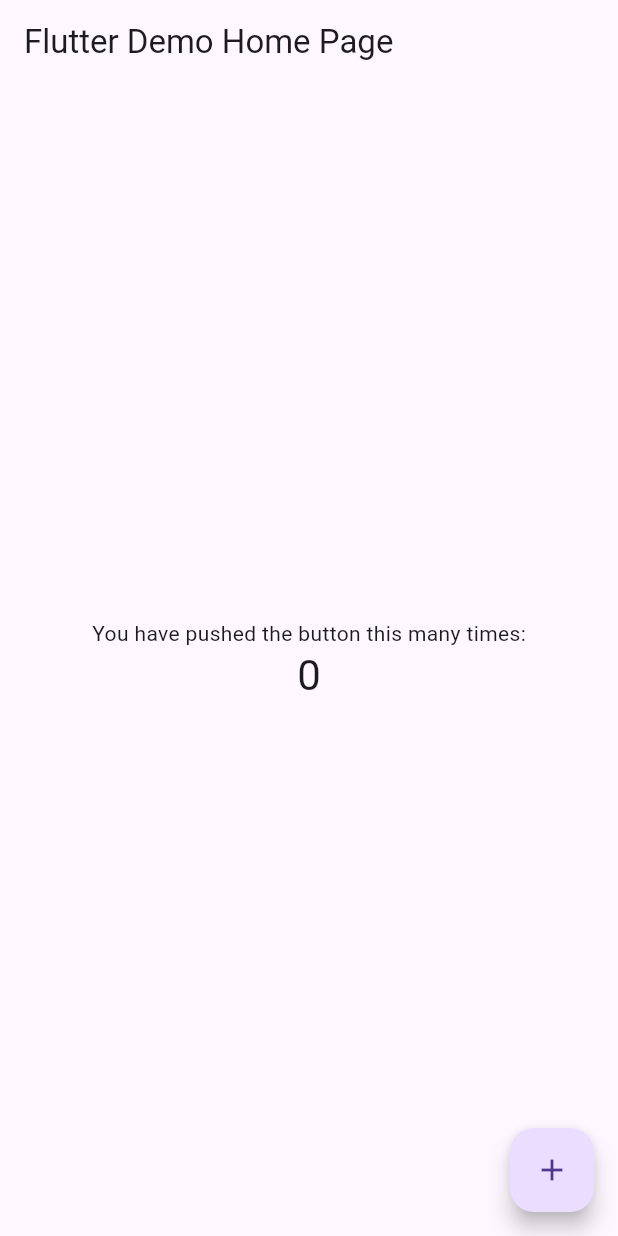
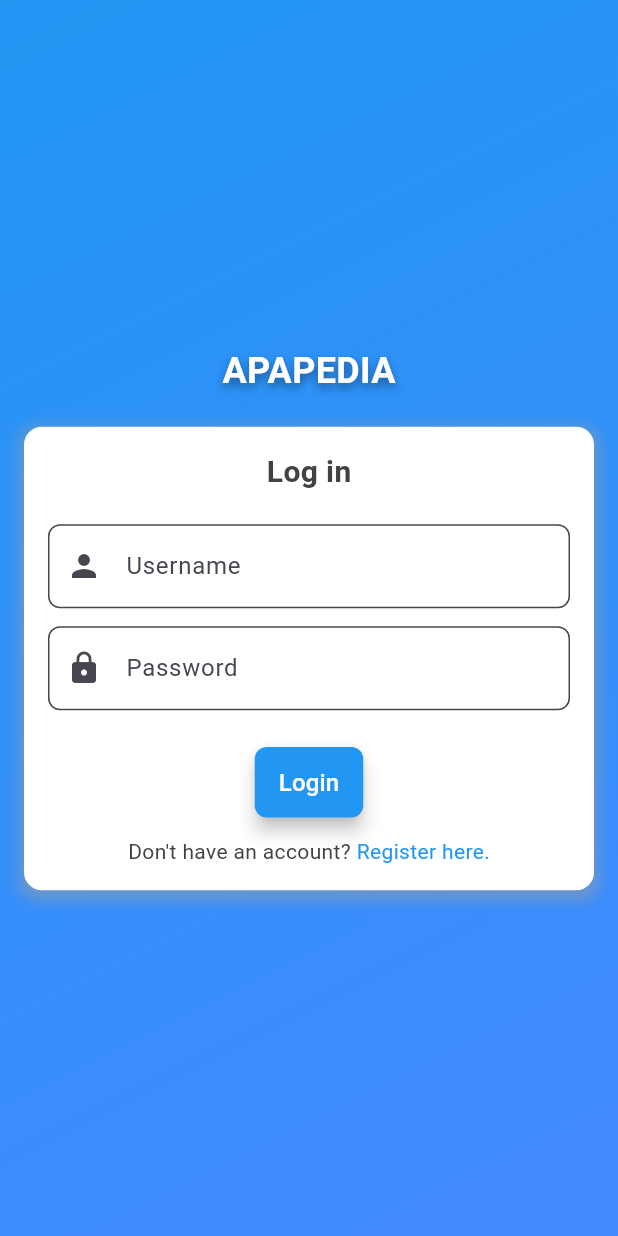
Before and after one commit to carolineest/apapedia, a Flutter app: the screen it shows after launch, on a phone screen of 412 x 824 dp. Run offline on Flutter 3.47's test engine with Material 3 defaults, Android fonts, the light colour scheme and no system bars; Roboto replaces fonts that are missing (Poppins).

Commit message:
adding flutter fe

```diff
--- a/apapedia/lib/main.dart
+++ b/apapedia/lib/main.dart
@@ -1,4 +1,6 @@
 import 'package:flutter/material.dart';
+import 'page/login_page.dart';
+import 'page/catalogue_page.dart';
 
 void main() {
   runApp(const MyApp());
@@ -11,7 +13,7 @@
   @override
   Widget build(BuildContext context) {
     return MaterialApp(
-      title: 'Flutter Demo',
+      title: 'APAPEDIA',
       theme: ThemeData(
         // This is the theme of your application.
         //
@@ -24,7 +26,8 @@
         // is not restarted.
         primarySwatch: Colors.blue,
       ),
-      home: const MyHomePage(title: 'Flutter Demo Home Page'),
+      // home: CataloguePage(),
+      home: LoginPage(),
     );
   }
 }
@@ -48,18 +51,18 @@
 }
 
 class _MyHomePageState extends State<MyHomePage> {
-  int _counter = 0;
+  // int _counter = 0;
 
-  void _incrementCounter() {
-    setState(() {
-      // This call to setState tells the Flutter framework that something has
-      // changed in this State, which causes it to rerun the build method below
-      // so that the display can reflect the updated values. If we changed
-      // _counter without calling setState(), then the build method would not be
-      // called again, and so nothing would appear to happen.
-      _counter++;
-    });
-  }
+  // void _incrementCounter() {
+  //   setState(() {
+  //     // This call to setState tells the Flutter framework that something has
+  //     // changed in this State, which causes it to rerun the build method below
+  //     // so that the display can reflect the updated values. If we changed
+  //     // _counter without calling setState(), then the build method would not be
+  //     // called again, and so nothing would appear to happen.
+  //     _counter++;
+  //   });
+  // }
 
   @override
   Widget build(BuildContext context) {
@@ -76,40 +79,41 @@
         title: Text(widget.title),
       ),
       body: Center(
+        child: LoginPage(),
         // Center is a layout widget. It takes a single child and positions it
         // in the middle of the parent.
-        child: Column(
-          // Column is also a layout widget. It takes a list of children and
-          // arranges them vertically. By default, it sizes itself to fit its
-          // children horizontally, and tries to be as tall as its parent.
-          //
-          // Invoke "debug painting" (press "p" in the console, choose the
-          // "Toggle Debug Paint" action from the Flutter Inspector in Android
-          // Studio, or the "Toggle Debug Paint" command in Visual Studio Code)
-          // to see the wireframe for each widget.
-          //
-          // Column has various properties to control how it sizes itself and
-          // how it positions its children. Here we use mainAxisAlignment to
-          // center the children vertically; the main axis here is the vertical
-          // axis because Columns are vertical (the cross axis would be
-          // horizontal).
-          mainAxisAlignment: MainAxisAlignment.center,
-          children: <Widget>[
-            const Text(
-              'You have pushed the button this many times:',
-            ),
-            Text(
-              '$_counter',
-              style: Theme.of(context).textTheme.headline4,
-            ),
-          ],
-        ),
+        // child: Column(
+        //   // Column is also a layout widget. It takes a list of children and
+        //   // arranges them vertically. By default, it sizes itself to fit its
+        //   // children horizontally, and tries to be as tall as its parent.
+        //   //
+        //   // Invoke "debug painting" (press "p" in the console, choose the
+        //   // "Toggle Debug Paint" action from the Flutter Inspector in Android
+        //   // Studio, or the "Toggle Debug Paint" command in Visual Studio Code)
+        //   // to see the wireframe for each widget.
+        //   //
+        //   // Column has various properties to control how it sizes itself and
+        //   // how it positions its children. Here we use mainAxisAlignment to
+        //   // center the children vertically; the main axis here is the vertical
+        //   // axis because Columns are vertical (the cross axis would be
+        //   // horizontal).
+        //   mainAxisAlignment: MainAxisAlignment.center,
+        //   children: <Widget>[
+        //     const Text(
+        //       'You have pushed the button this many times:',
+        //     ),
+        //     Text(
+        //       '$_counter',
+        //       style: Theme.of(context).textTheme.headline4,
+        //     ),
+        //   ],
+        // ),
       ),
-      floatingActionButton: FloatingActionButton(
-        onPressed: _incrementCounter,
-        tooltip: 'Increment',
-        child: const Icon(Icons.add),
-      ), // This trailing comma makes auto-formatting nicer for build methods.
+      // floatingActionButton: FloatingActionButton(
+      //   onPressed: _incrementCounter,
+      //   tooltip: 'Increment',
+      //   child: const Icon(Icons.add),
+      // ), // This trailing comma makes auto-formatting nicer for build methods.
     );
   }
 }
--- /dev/null
+++ b/apapedia/lib/page/login_page.dart
@@ -0,0 +1,190 @@
+import 'package:flutter/material.dart';
+import 'register_page.dart';
+
+class LoginPage extends StatefulWidget {
+  @override
+  _LoginPageState createState() => _LoginPageState();
+}
+
+class _LoginPageState extends State<LoginPage> {
+  final GlobalKey<FormState> _formKey = GlobalKey<FormState>();
+  final TextEditingController _usernameController = TextEditingController();
+  final TextEditingController _passwordController = TextEditingController();
+
+  void _handleLogin() {
+    // Validasi input dan lakukan autentikasi jika valid
+    // if (_formKey.currentState?.validate() ?? false) {
+      // Implementasi autentikasi atau navigasi ke halaman berikutnya
+      print("Login berhasil");
+    // }
+  }
+
+  void _navigateToRegistration() {
+    Navigator.push(
+      context,
+      MaterialPageRoute(builder: (context) => RegistrationPage()),
+    );
+
+    // Tambahkan aksi untuk menavigasi ke halaman registrasi
+    print("Navigasi ke halaman registrasi");
+  }
+
+  @override
+  Widget build(BuildContext context) {
+    return Scaffold(
+      body: SafeArea(
+        child: Container(
+          decoration: BoxDecoration(
+            gradient: LinearGradient(
+              colors: [
+                Colors.blue,
+                Colors.blueAccent,
+              ],
+              begin: Alignment.topLeft,
+              end: Alignment.bottomRight,
+            ),
+          ),
+          padding: EdgeInsets.all(16.0),
+          child: Column(
+            mainAxisAlignment: MainAxisAlignment.center,
+            children: <Widget>[
+              Text(
+                'APAPEDIA',
+                style: TextStyle(
+                  fontSize: 24.0,
+                  fontWeight: FontWeight.bold,
+                  color: Colors.white,
+                  shadows: [
+                    BoxShadow(
+                      color: Colors.black.withOpacity(0.4),
+                      spreadRadius: 3,
+                      blurRadius: 7,
+                      offset: Offset(0, 3),
+                    ),
+                  ],
+                ),
+              ),
+              SizedBox(height: 20.0),
+              Container(
+                decoration: BoxDecoration(
+                  color: Colors.white,
+                  borderRadius: BorderRadius.circular(12.0),
+                  boxShadow: [
+                    BoxShadow(
+                      color: Colors.grey.withOpacity(0.5),
+                      spreadRadius: 3,
+                      blurRadius: 7,
+                      offset: Offset(0, 3),
+                    ),
+                  ],
+                ),
+                child: Padding(
+                  padding: EdgeInsets.all(16.0),
+                  child: Form(
+                    key: _formKey,
+                    child: Column(
+                      children: <Widget>[
+                        Text(
+                          'Log in',
+                          style: TextStyle(
+                            fontSize: 20.0,
+                            fontFamily: 'Poppins',
+                            fontWeight: FontWeight.bold,
+                            color: Colors.grey[800],
+                          ),
+                        ),
+                        SizedBox(height: 20.0),
+                        TextFormField(
+                          controller: _usernameController,
+                          decoration: InputDecoration(
+                            labelText: 'Username',
+                            prefixIcon: Icon(Icons.person),
+                            filled: true,
+                            fillColor: Colors.white,
+                            hoverColor: Colors.white,
+                            focusedBorder: OutlineInputBorder(
+                              borderSide: BorderSide(color: Colors.blue, width: 2.0),
+                              borderRadius: BorderRadius.circular(8.0),
+                            ),
+                            border: OutlineInputBorder(
+                              borderRadius: BorderRadius.circular(8.0),
+                            ),
+                          ),
+                          validator: (value) {
+                            if (value == null || value.isEmpty) {
+                              return 'Username must be filled.';
+                            }
+                            return null;
+                          },
+                        ),
+                        SizedBox(height: 12.0),
+                        TextFormField(
+                          controller: _passwordController,
+                          decoration: InputDecoration(
+                            labelText: 'Password',
+                            prefixIcon: Icon(Icons.lock),
+                            filled: true,
+                            fillColor: Colors.white,
+                            hoverColor: Colors.white,
+                            focusedBorder: OutlineInputBorder(
+                              borderSide: BorderSide(color: Colors.blue, width: 2.0),
+                              borderRadius: BorderRadius.circular(8.0),
+                            ),
+                            border: OutlineInputBorder(
+                              borderRadius: BorderRadius.circular(8.0),
+                            ),
+                          ),
+                          obscureText: true,
+                          validator: (value) {
+                            if (value == null || value.isEmpty) {
+                              return 'Password must be filled';
+                            }
+                            return null;
+                          },
+                        ),
+                        SizedBox(height: 24.0),
+                        ElevatedButton(
+                          onPressed: _handleLogin,
+                          style: ElevatedButton.styleFrom(
+                            primary: Colors.blue,
+                            onPrimary: Colors.white,
+                            elevation: 5.0,
+                            padding: EdgeInsets.symmetric(horizontal: 16.0, vertical: 12.0),
+                            shape: RoundedRectangleBorder(
+                              borderRadius: BorderRadius.circular(8.0),
+                            ),
+                          ),
+                          child: Text(
+                            'Login',
+                            style: TextStyle(fontSize: 16.0),
+                          ),
+                        ),
+                        SizedBox(height: 12.0),
+                        Row(
+                          mainAxisAlignment: MainAxisAlignment.center,
+                          children: <Widget>[
+                            Text(
+                              "Don't have an account? ",
+                              style: TextStyle(color: Colors.grey[800]),
+                            ),
+                            GestureDetector(
+                              onTap: _navigateToRegistration,
+                              child: Text(
+                                'Register here.',
+                                style: TextStyle(color: Colors.blue),
+                              ),
+                            ),
+                          ],
+                        ),
+                      ],
+                    ),
+                  ),
+                ),
+              ),
+            ],
+          ),
+        ),
+      ),
+    );
+  }
+}
--- a/apapedia/pubspec.yaml
+++ b/apapedia/pubspec.yaml
@@ -18,7 +18,7 @@
 version: 1.0.0+1
 
 environment:
-  sdk: ">=2.15.1 <3.0.0"
+  sdk: '>=3.2.2 <4.0.0'
 
 # Dependencies specify other packages that your package needs in order to work.
 # To automatically upgrade your package dependencies to the latest versions
@@ -44,7 +44,7 @@
   # activated in the `analysis_options.yaml` file located at the root of your
   # package. See that file for information about deactivating specific lint
   # rules and activating additional ones.
-  flutter_lints: ^1.0.0
+  flutter_lints: ^2.0.0
 
 # For information on the generic Dart part of this file, see the
 # following page: https://dart.dev/tools/pub/pubspec
```
Also changed, not shown: apapedia/lib/page/catalogue_page.dart (added, +54 -0 lines), apapedia/lib/page/register_page.dart (added, +167 -0 lines), apapedia/pubspec.lock, 7 other files.
